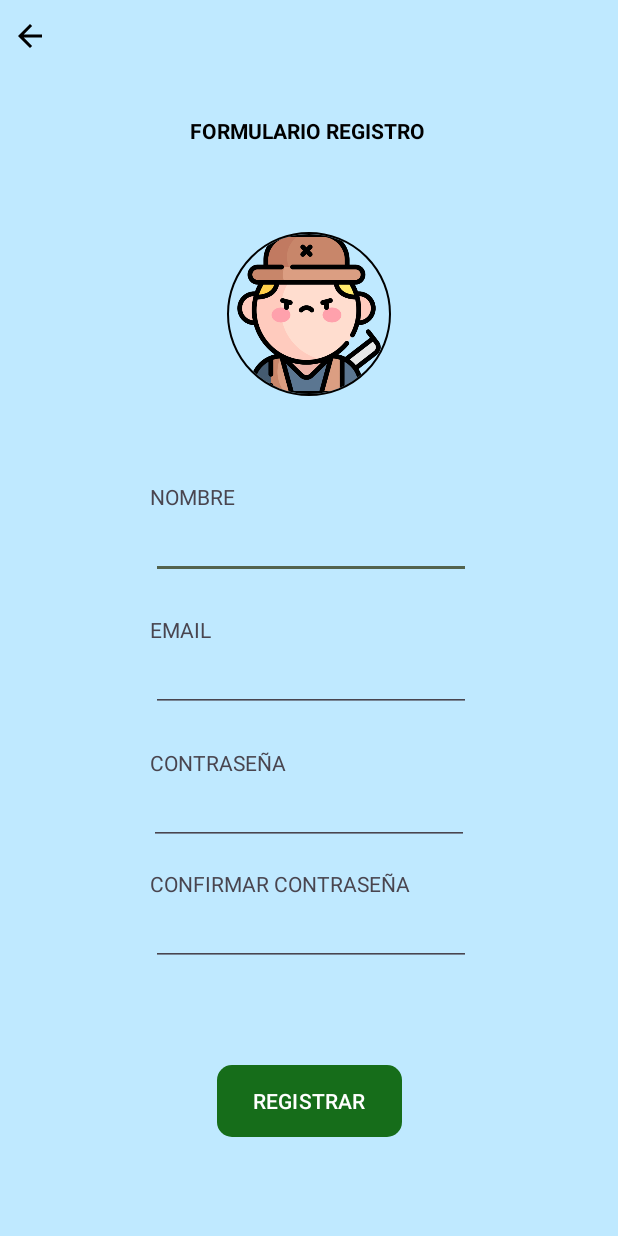
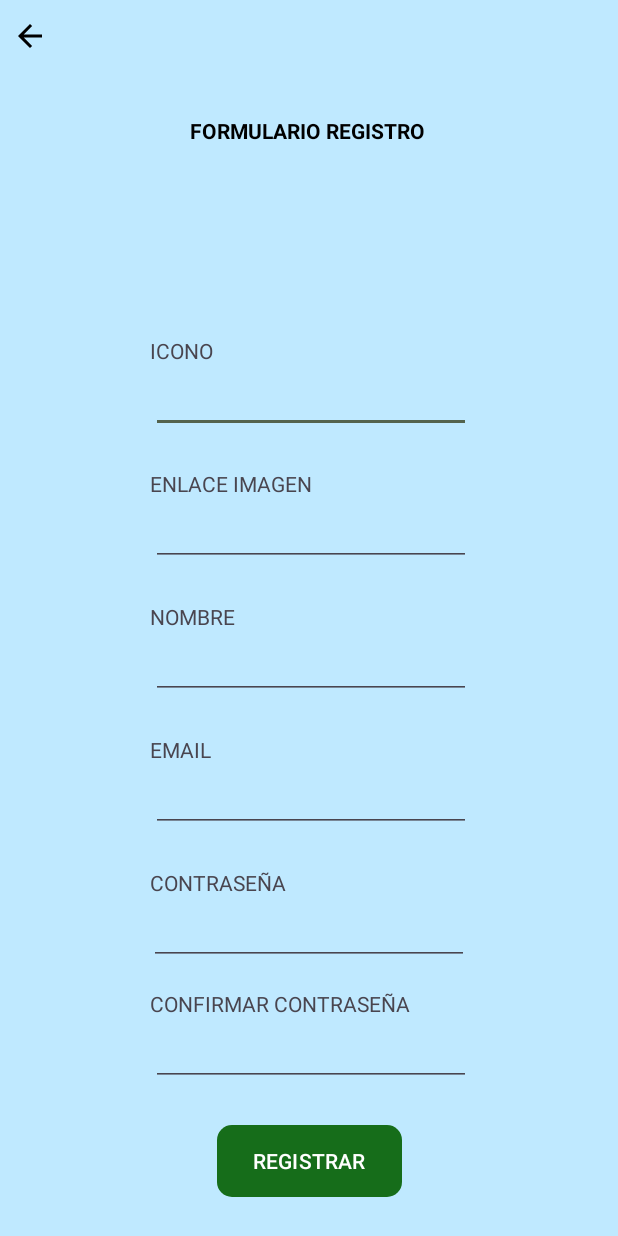
Before and after one commit to adridominguezz/CotorraKiller, an Android app: the RegisterActivity screen opened directly, with no data from a screen before it, on a phone screen of 412 x 824 dp. Run offline under Robolectric (Android 15) with nearby library versions, the phone set to English and light mode, and no system bars; our stand-ins replace CircleImageView, Firebase (no records; nobody signed in at launch, a user with empty details on screens opened directly); libraries missing offline, so code that uses them is left out: org.checkerframework.checker.

Commit message:
15/01 Terminando act

```diff
--- a/app/build.gradle.kts
+++ b/app/build.gradle.kts
@@ -50,6 +50,8 @@ dependencies {
     implementation("com.google.firebase:firebase-firestore-ktx:24.10.0")
     implementation("com.google.firebase:firebase-storage-ktx:20.3.0")
     implementation("com.google.android.material:material:1.11.0")
+    implementation("com.github.bumptech.glide:glide:4.16.0")
+    annotationProcessor("com.github.bumptech.glide:compiler:4.16.0")
     implementation("com.squareup.picasso:picasso:2.8")
     implementation("de.hdodenhof:circleimageview:3.1.0")
     implementation("com.google.firebase:firebase-storage-ktx:20.3.0")
--- a/app/src/main/java/com/example/cotorraskiller/Jugador.kt
+++ b/app/src/main/java/com/example/cotorraskiller/Jugador.kt
@@ -4,5 +4,7 @@ data class Jugador (
     val uid: String,
     val name: String,
     val email: String,
-    var cotorras: Long
+    var cotorras: Long,
+    val iconUrl: String,
+    val imgUrl: String
 )
--- a/app/src/main/java/com/example/cotorraskiller/RegisterActivity.kt
+++ b/app/src/main/java/com/example/cotorraskiller/RegisterActivity.kt
@@ -41,6 +41,8 @@ class RegisterActivity : AppCompatActivity() {
     private lateinit var editTextEmail: EditText
     private lateinit var editTextPassword: EditText
     private lateinit var editTextConfirmPassword: EditText
+    private lateinit var editTextIcon: EditText
+    private lateinit var editTextImg: EditText
     private lateinit var btnRegistro: Button
     private lateinit var auth: FirebaseAuth
     private lateinit var imagenCircleView: CircleImageView
@@ -57,6 +59,8 @@ class RegisterActivity : AppCompatActivity() {
         editTextPassword = findViewById(R.id.editTextPassword)
         editTextConfirmPassword = findViewById(R.id.editTextConfirmPassword)
         editTextName = findViewById(R.id.editTextName)
+        editTextIcon = findViewById(R.id.editTextIcon)
+        editTextImg = findViewById(R.id.editTextImg)
 
 
 
@@ -68,6 +72,8 @@ class RegisterActivity : AppCompatActivity() {
             val logEmail: String = editTextEmail.text.toString()
             val logPassword: String = editTextPassword.text.toString()
             val logConfirmPassword: String = editTextConfirmPassword.text.toString()
+            val icon: String = editTextIcon.text.toString()
+            val img: String = editTextImg.text.toString()
 
             //Comprueba que los campos de email y contraseña no están vacios y que los campos de contraseña y confirmar contraseña sean iguales
             if ((checkEmpty(logEmail, logPassword)) && (logPassword == logConfirmPassword)){
@@ -81,7 +87,7 @@ class RegisterActivity : AppCompatActivity() {
                     editTextPassword.setFocusable(true)
 
                 } else{ //Si pasa las anteriores comprobaciones, pasa a registrar el jugador
-                    RegistrarJugadorFirebase(logEmail, logPassword, name)
+                    RegistrarJugadorFirebase(logEmail, logPassword, name, icon, img)
                 }
 
             }
@@ -93,7 +99,7 @@ class RegisterActivity : AppCompatActivity() {
 
 
 
-    private fun RegistrarJugadorFirebase(logEmail: String, logPassword: String, name: String) {
+    private fun RegistrarJugadorFirebase(logEmail: String, logPassword: String, name: String, icon: String, img: String) {
         auth.createUserWithEmailAndPassword(logEmail, logPassword)
             .addOnCompleteListener { task ->
                 if(task.isSuccessful){
@@ -116,7 +122,8 @@ class RegisterActivity : AppCompatActivity() {
                             "password" to logPassword,
                             "name" to name,
                             "cotorras" to contador,
-                            "imagen" to ""
+                            "imagen" to img,
+                            "icon" to icon
                             )
                     )
 
--- a/app/src/main/res/layout/activity_register.xml
+++ b/app/src/main/res/layout/activity_register.xml
@@ -21,34 +21,45 @@
         app:layout_constraintTop_toTopOf="parent"
         app:layout_constraintVertical_bias="0.096" />
 
-    <RelativeLayout
-        android:layout_width="120dp"
-        android:layout_height="120dp"
+    <TextView
+        android:id="@+id/textViewIcon"
+        android:layout_width="wrap_content"
+        android:layout_height="wrap_content"
+        android:layout_marginStart="100dp"
+        android:text="@string/icono"
+        app:layout_constraintBottom_toTopOf="@+id/editTextIcon"
+        app:layout_constraintStart_toStartOf="parent" />
+
+    <EditText
+        android:id="@+id/editTextIcon"
+        android:layout_width="wrap_content"
+        android:layout_height="wrap_content"
+        android:layout_marginBottom="24dp"
+        android:ems="10"
+        app:layout_constraintBottom_toTopOf="@+id/textViewImg"
+        app:layout_constraintEnd_toEndOf="parent"
+        app:layout_constraintHorizontal_bias="0.507"
+        app:layout_constraintStart_toStartOf="parent" />
+
+    <TextView
+        android:id="@+id/textViewImg"
+        android:layout_width="wrap_content"
+        android:layout_height="wrap_content"
+        android:layout_marginStart="100dp"
+        android:text="@string/enalce_imagen"
+        app:layout_constraintBottom_toTopOf="@+id/editTextImg"
+        app:layout_constraintStart_toStartOf="parent" />
+
+    <EditText
+        android:id="@+id/editTextImg"
+        android:layout_width="wrap_content"
+        android:layout_height="wrap_content"
+        android:layout_marginBottom="24dp"
+        android:ems="10"
         app:layout_constraintBottom_toTopOf="@+id/textViewName"
         app:layout_constraintEnd_toEndOf="parent"
-        app:layout_constraintStart_toStartOf="parent"
-        app:layout_constraintTop_toBottomOf="@+id/textView2">
-
-
-        <de.hdodenhof.circleimageview.CircleImageView
-            android:id="@+id/profile_image"
-            android:layout_width="100dp"
-            android:layout_height="100dp"
-            android:layout_alignParentStart="true"
-            android:layout_alignParentTop="true"
-            android:layout_alignParentEnd="true"
-            android:layout_alignParentBottom="true"
-            android:layout_marginStart="5dp"
-            android:layout_marginTop="5dp"
-            android:layout_marginEnd="5dp"
-            android:layout_marginBottom="5dp"
-            android:src="@drawable/cazador"
-            app:civ_border_color="@color/black"
-            app:civ_border_width="1dp" />
-
-
-    </RelativeLayout>
-
+        app:layout_constraintHorizontal_bias="0.507"
+        app:layout_constraintStart_toStartOf="parent" />
 
 
     <TextView
@@ -66,7 +77,6 @@
         android:layout_height="wrap_content"
         android:layout_marginBottom="24dp"
         android:ems="10"
-        android:inputType="textEmailAddress"
         app:layout_constraintBottom_toTopOf="@+id/textViewEmail"
         app:layout_constraintEnd_toEndOf="parent"
         app:layout_constraintHorizontal_bias="0.507"
@@ -125,7 +135,7 @@
         android:id="@+id/editTextConfirmPassword"
         android:layout_width="wrap_content"
         android:layout_height="wrap_content"
-        android:layout_marginBottom="180dp"
+        android:layout_marginBottom="100dp"
         android:ems="10"
         android:inputType="textPassword"
         app:layout_constraintBottom_toBottomOf="parent"
--- a/app/src/main/res/values/strings.xml
+++ b/app/src/main/res/values/strings.xml
@@ -50,5 +50,7 @@
     <string name="nuevaPartida">NUEVA PARTIDA</string>
     <string name="reanudar">REANUDAR</string>
     <string name="url_img">URL IMAGEN</string>
+    <string name="enalce_imagen">ENLACE IMAGEN</string>
+    <string name="icono">ICONO</string>
 
 </resources>
```
Also changed, not shown: app/src/main/java/com/example/cotorraskiller/PlayerAdapter.kt (+32 -0 lines), app/src/main/java/com/example/cotorraskiller/RankingActivity.kt (+8 -2 lines), app/src/main/res/layout/jugadores.xml (+23 -11 lines), app/src/main/res/layout/listado_iconos_iguales.xml (added, +10 -0 lines).
